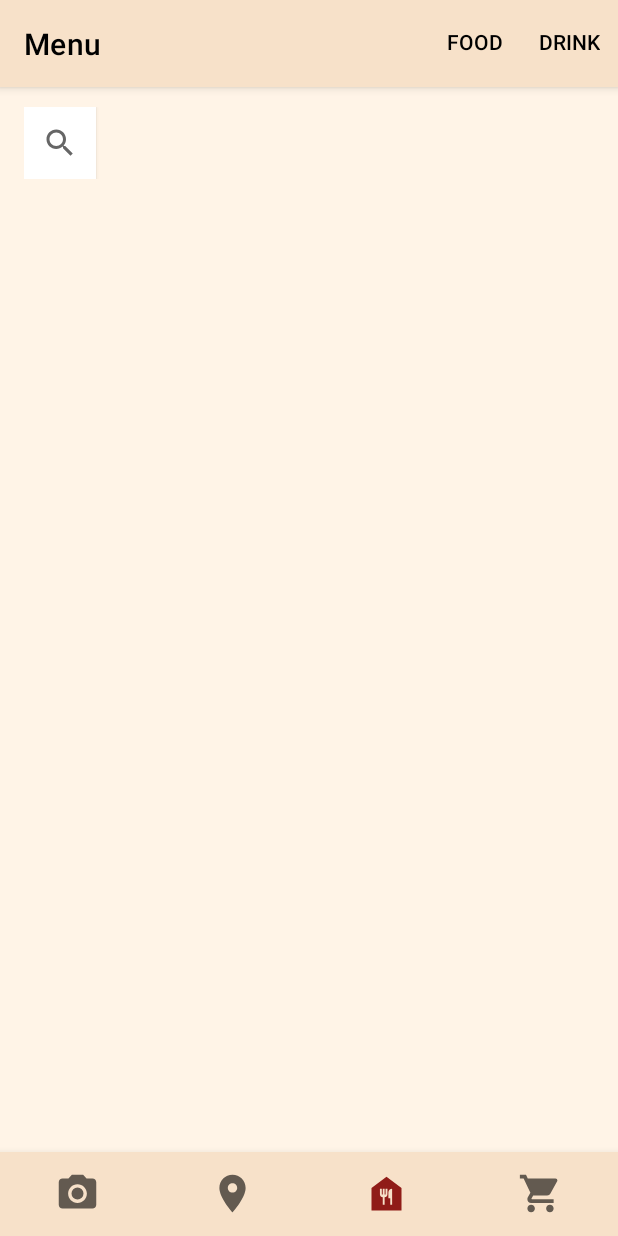
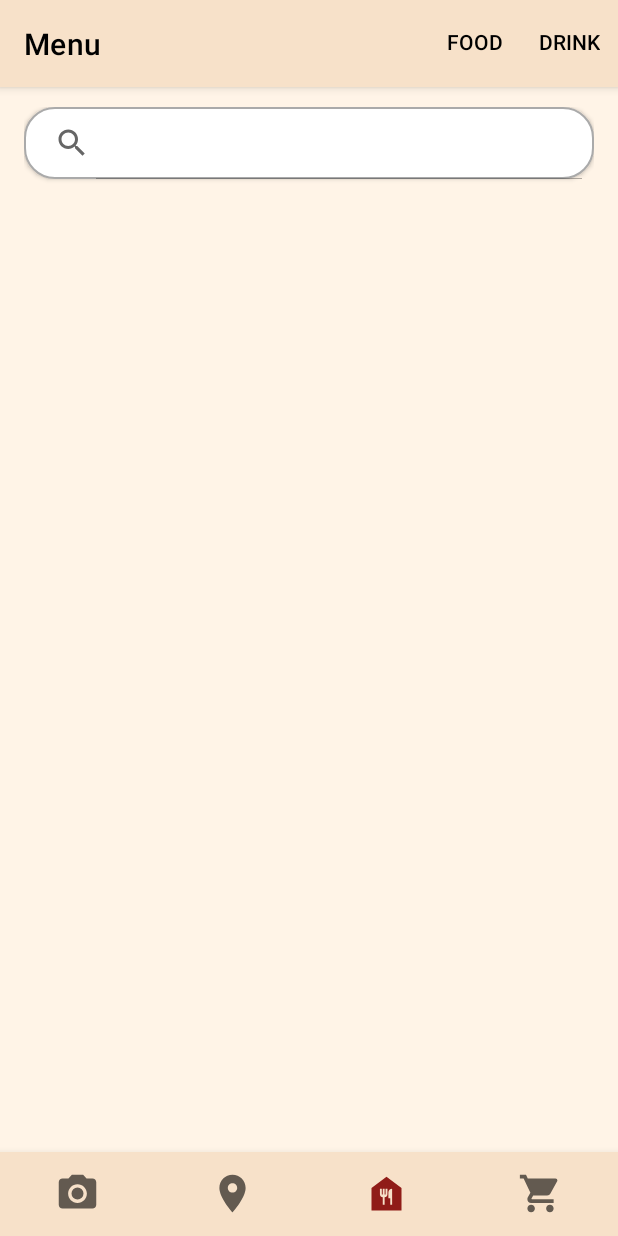
Before and after one commit to yoshibeside/ANDROID-CAN, an Android app: the screen it shows after launch (MainActivity), item 3 of the bottom bar chosen, on a phone screen of 412 x 824 dp. Run offline under Robolectric (Android 15) with nearby library versions, the phone set to English and light mode, and no system bars; our stand-ins replace Room's generated code; libraries missing offline, so code that uses them is left out: androidx.camera.core, androidx.camera.lifecycle, androidx.camera.view; 2 statements that could not run were skipped.

Commit message:
feat: add style search bar

```diff
--- /dev/null
+++ b/src/app/src/main/res/drawable/search_var_bg.xml
@@ -0,0 +1,9 @@
+<?xml version="1.0" encoding="utf-8"?>
+<shape xmlns:android="http://schemas.android.com/apk/res/android"
+    android:shape="rectangle">
+    <corners android:radius="20dp" />
+    <solid android:color="@android:color/white" />
+    <stroke
+        android:width="1dp"
+        android:color="@android:color/darker_gray" />
+</shape>
--- a/src/app/src/main/res/layout/fragment_menu.xml
+++ b/src/app/src/main/res/layout/fragment_menu.xml
@@ -26,10 +26,14 @@
 
             <SearchView
                 android:id="@+id/search_view_menu"
-                android:layout_width="wrap_content"
+                android:layout_width="match_parent"
                 android:layout_height="wrap_content"
-                android:background="#fff"
-                android:elevation="2dp"></SearchView>
+                android:iconifiedByDefault="false"
+                android:layout_marginBottom="10dp"
+                android:elevation="2dp"
+                android:theme="@style/SearchViewTheme"
+                android:background="@drawable/search_var_bg"
+                />
 
         </LinearLayout>
 
```
